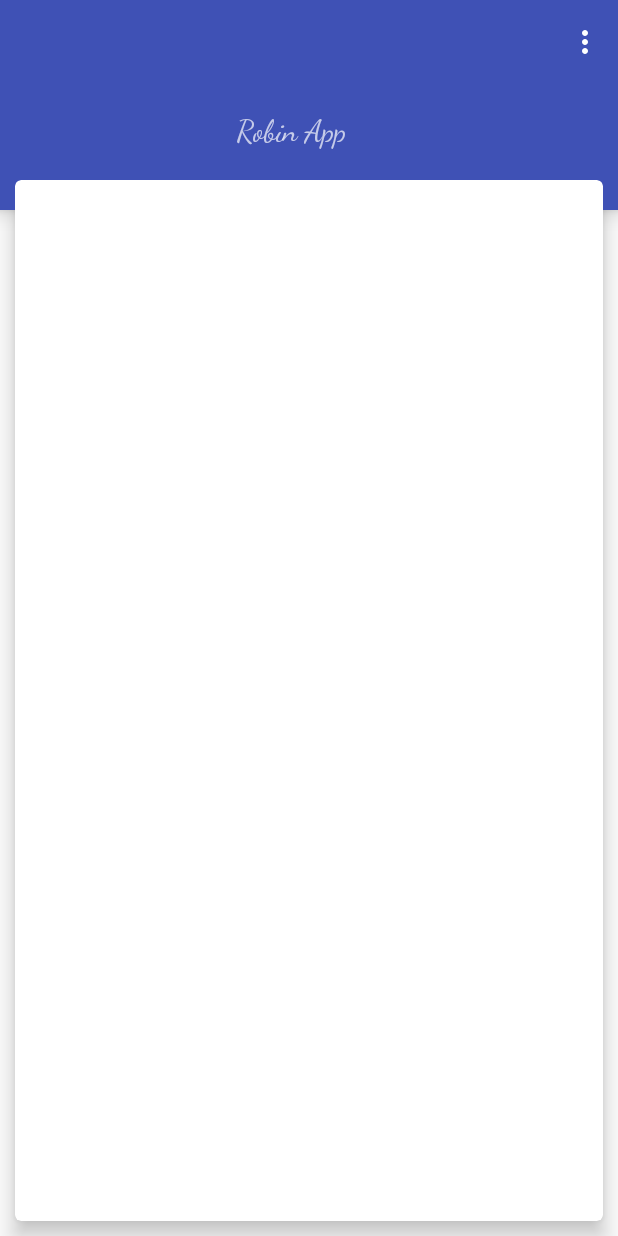
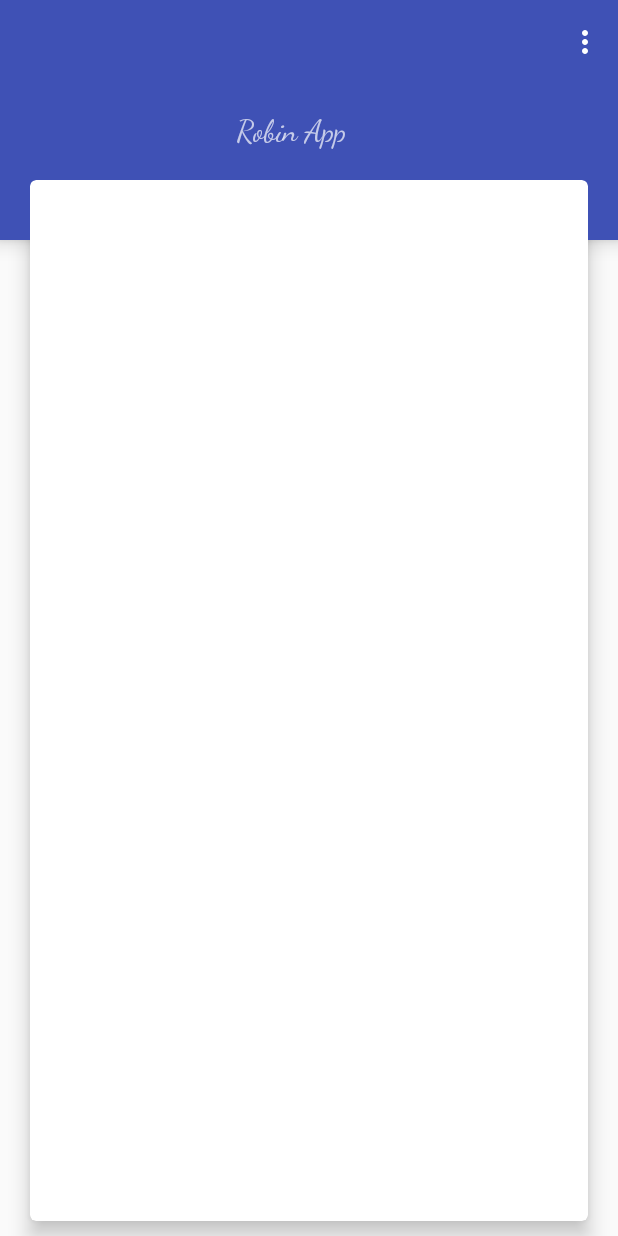
Before and after one commit to robillo/MD, an Android app: the screen it shows after launch (RobinActivity), on a phone screen of 412 x 824 dp. Run offline under Robolectric (Android 15) with nearby library versions, the phone set to English and light mode, and no system bars.

Commit message:
Perfection Level: B) Robin

```diff
--- a/app/src/main/res/layout/activity_robin.xml
+++ b/app/src/main/res/layout/activity_robin.xml
@@ -40,16 +40,16 @@
 
             <android.support.v4.widget.Space
                 android:layout_width="match_parent"
-                android:layout_height="20sp"/>
+                android:layout_height="40sp"/>
 
         </FrameLayout>
 
         <android.support.v7.widget.CardView
             android:layout_width="match_parent"
             android:layout_height="match_parent"
-            android:layout_marginLeft="10sp"
+            android:layout_marginLeft="20sp"
+            android:layout_marginRight="20sp"
             android:layout_marginBottom="10sp"
-            android:layout_marginRight="10sp"
             xmlns:card="http://schemas.android.com/apk/res-auto"
             card:cardBackgroundColor="#FFF"
             card:cardCornerRadius="4sp"
```
